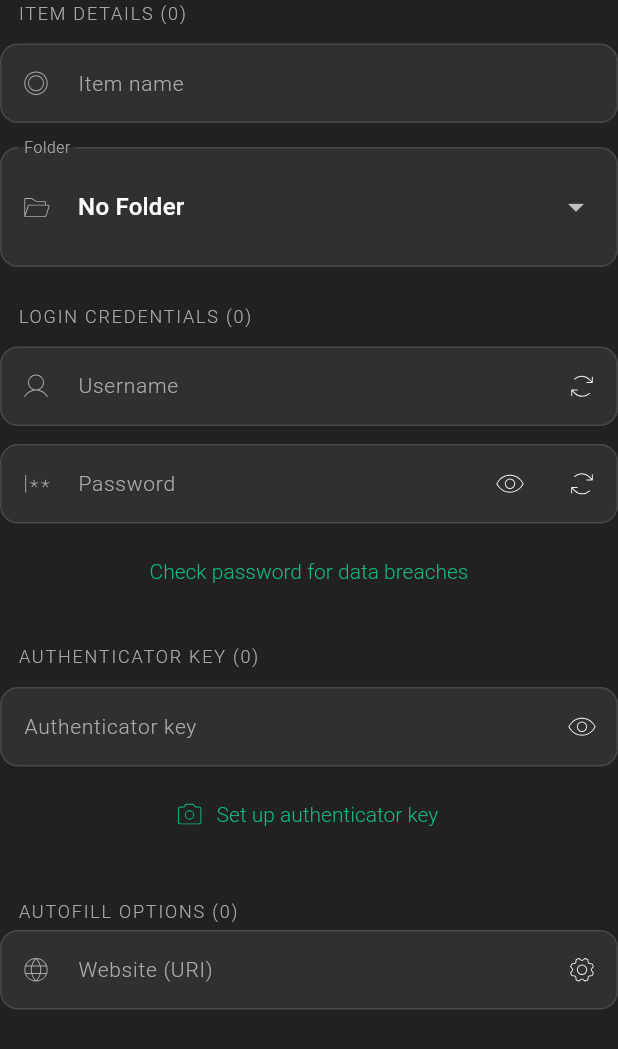
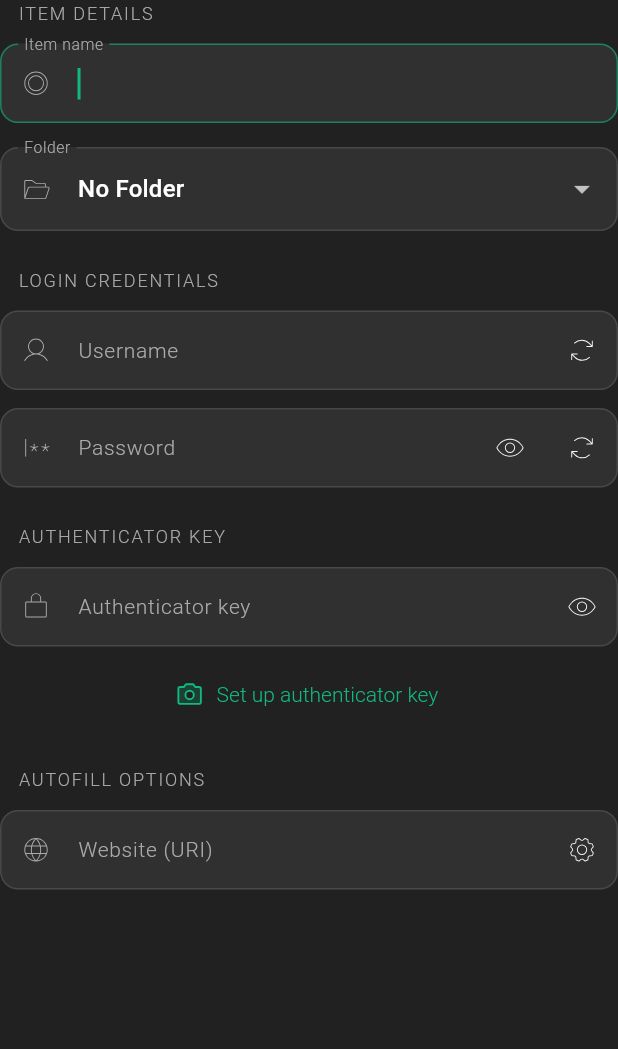
Before and after one commit to cyberfish-dev/pass-tool, a Flutter app: the AddLoginForm widget shown alone on an empty page, opened directly, on a phone screen of 412 x 824 dp. Shown: the top 1049 px of the screen. Run offline on Flutter 3.47's test engine with Material 3 defaults, Android fonts, the phone set to English and light mode, and no system bars; our stand-ins replace phosphor_flutter; Roboto replaces fonts that are missing (SFProText).

Commit message:
bit form enhancements add login

```diff
--- a/flutter_app/lib/components/section_header.dart
+++ b/flutter_app/lib/components/section_header.dart
@@ -2,9 +2,9 @@ import 'package:flutter/material.dart';
 
 class SectionHeader extends StatelessWidget {
   final String title;
-  final int count;
+  final int? count;
 
-  const SectionHeader({super.key, required this.title, required this.count});
+  const SectionHeader({super.key, required this.title, this.count});
 
   @override
   Widget build(BuildContext context) {
@@ -13,7 +13,7 @@ class SectionHeader extends StatelessWidget {
     ).textTheme.labelSmall?.copyWith(letterSpacing: 1.2);
     return Padding(
       padding: const EdgeInsets.only(bottom: 4, left: 12),
-      child: Text('$title (${count.toString()})', style: style),
+      child: Text('$title ${count != null ? '(${count.toString()})' : ''}', style: style),
     );
   }
 }
--- a/flutter_app/lib/forms/folder_add.dart
+++ b/flutter_app/lib/forms/folder_add.dart
@@ -56,6 +56,7 @@ class AddFolderFormState extends FormBaseState<AddFolderForm, String> {
         children: [
           TextFormField(
             controller: _controller,
+            autofocus: true,
             decoration: InputDecoration(
               labelText: 'Folder Name',
               prefixIcon: Icon(
--- a/flutter_app/lib/forms/login_add.dart
+++ b/flutter_app/lib/forms/login_add.dart
@@ -64,60 +64,67 @@ class AddLoginFormState extends FormBaseState<AddLoginForm, String> {
         crossAxisAlignment: CrossAxisAlignment.stretch,
         children: [
           // ITEM DETAILS
-          SectionHeader(title: 'ITEM DETAILS', count: 0),
+          SectionHeader(title: 'ITEM DETAILS'),
           SizedBox(height: 8),
 
           // Item Name
           TextFormField(
             controller: _itemNameCtrl,
+            autofocus: true,
             decoration: InputDecoration(
               labelText: 'Item name',
-              prefixIcon: Icon(PhosphorIcons.record(PhosphorIconsStyle.thin), size: 20),
+              prefixIcon: Icon(
+                PhosphorIcons.record(PhosphorIconsStyle.thin),
+                size: 20,
+              ),
             ),
             validator: _requiredValidator,
             onChanged: (_) {
               if (_submitCalled) _formKey.currentState!.validate();
             },
           ),
+
           SizedBox(height: 16),
 
           // Folder dropdown
-          InputDecorator(
+          DropdownButtonFormField<String>(
+            value: _selectedFolder,
             decoration: InputDecoration(
               labelText: 'Folder',
-              prefixIcon: Icon(PhosphorIcons.folderOpen(PhosphorIconsStyle.thin), size: 20),
-            ),
-            child: DropdownButtonHideUnderline(
-              child: DropdownButton<String>(
-                value: _selectedFolder,
-                isExpanded: true,
-                items: _folders
-                    .map((f) => DropdownMenuItem(value: f, child: Text(f)))
-                    .toList(),
-                onChanged: (v) {
-                  setState(() {
-                    _selectedFolder = v!;
-                    if (_submitCalled) _formKey.currentState!.validate();
-                  });
-                },
+              prefixIcon: Icon(
+                PhosphorIcons.folderOpen(PhosphorIconsStyle.thin),
+                size: 20,
               ),
             ),
+            onChanged: (v) {
+              setState(() => _selectedFolder = v!);
+              if (_submitCalled) _formKey.currentState!.validate();
+            },
+            items: _folders.map((f) {
+              return DropdownMenuItem(value: f, child: Text(f));
+            }).toList(),
           ),
 
           SizedBox(height: 24),
 
           // LOGIN CREDENTIALS
-          SectionHeader(title: 'LOGIN CREDENTIALS', count: 0),
+          SectionHeader(title: 'LOGIN CREDENTIALS'),
           SizedBox(height: 8),
 
           // Username
           TextFormField(
             controller: _usernameCtrl,
             decoration: InputDecoration(
-              hintText: 'Username',
-              prefixIcon: Icon(PhosphorIcons.user(PhosphorIconsStyle.thin), size: 20),
+              labelText: 'Username',
+              prefixIcon: Icon(
+                PhosphorIcons.user(PhosphorIconsStyle.thin),
+                size: 20,
+              ),
               suffixIcon: IconButton(
-                icon: Icon(PhosphorIcons.arrowsClockwise(PhosphorIconsStyle.thin), size: 20),
+                icon: Icon(
+                  PhosphorIcons.arrowsClockwise(PhosphorIconsStyle.thin),
+                  size: 20,
+                ),
                 onPressed: () {
                   // generate or suggest username
                 },
@@ -135,8 +142,11 @@ class AddLoginFormState extends FormBaseState<AddLoginForm, String> {
             controller: _passwordCtrl,
             obscureText: _obscurePassword,
             decoration: InputDecoration(
-              hintText: 'Password',
-              prefixIcon: Icon(PhosphorIcons.password(PhosphorIconsStyle.thin), size: 20),
+              labelText: 'Password',
+              prefixIcon: Icon(
+                PhosphorIcons.password(PhosphorIconsStyle.thin),
+                size: 20,
+              ),
               suffixIcon: Row(
                 mainAxisSize: MainAxisSize.min,
                 children: [
@@ -152,7 +162,10 @@ class AddLoginFormState extends FormBaseState<AddLoginForm, String> {
                     },
                   ),
                   IconButton(
-                    icon: Icon(PhosphorIcons.arrowsClockwise(PhosphorIconsStyle.thin), size: 20),
+                    icon: Icon(
+                      PhosphorIcons.arrowsClockwise(PhosphorIconsStyle.thin),
+                      size: 20,
+                    ),
                     onPressed: () {
                       // generate password
                     },
@@ -165,27 +178,22 @@ class AddLoginFormState extends FormBaseState<AddLoginForm, String> {
               if (_submitCalled) _formKey.currentState!.validate();
             },
           ),
-          SizedBox(height: 8),
-
-          // Breach check link
-          TextButton(
-            onPressed: () {
-              // check for breaches
-            },
-            child: Text('Check password for data breaches'),
-          ),
 
           SizedBox(height: 24),
 
           // AUTHENTICATOR KEY
-          SectionHeader(title: 'AUTHENTICATOR KEY', count: 0),
+          SectionHeader(title: 'AUTHENTICATOR KEY'),
           SizedBox(height: 8),
 
           TextFormField(
             controller: _authKeyCtrl,
             obscureText: _obscureAuthKey,
             decoration: InputDecoration(
-              hintText: 'Authenticator key',
+              labelText: 'Authenticator key',
+              prefixIcon: Icon(
+                PhosphorIcons.lockSimple(PhosphorIconsStyle.thin),
+                size: 20,
+              ),
               suffixIcon: IconButton(
                 icon: Icon(
                   _obscureAuthKey
@@ -205,22 +213,32 @@ class AddLoginFormState extends FormBaseState<AddLoginForm, String> {
             onPressed: () {
               // launch setup flow
             },
-            icon: Icon(PhosphorIcons.camera(PhosphorIconsStyle.thin), size: 20),
+            icon: Icon(
+              PhosphorIcons.camera(PhosphorIconsStyle.duotone),
+              size: 20,
+            ),
             label: Text('Set up authenticator key'),
           ),
 
           SizedBox(height: 24),
 
+
+          SectionHeader(title: 'AUTOFILL OPTIONS'),
           SizedBox(height: 8),
-          SectionHeader(title: 'AUTOFILL OPTIONS', count: 0),
 
           TextFormField(
             controller: _websiteCtrl,
             decoration: InputDecoration(
-              hintText: 'Website (URI)',
-              prefixIcon: Icon(PhosphorIcons.globe(PhosphorIconsStyle.thin), size: 20),
+              labelText: 'Website (URI)',
+              prefixIcon: Icon(
+                PhosphorIcons.globe(PhosphorIconsStyle.thin),
+                size: 20,
+              ),
               suffixIcon: IconButton(
-                icon: Icon(PhosphorIcons.gear(PhosphorIconsStyle.thin), size: 20),
+                icon: Icon(
+                  PhosphorIcons.gear(PhosphorIconsStyle.thin),
+                  size: 20,
+                ),
                 onPressed: () {
                   // open domain settings
                 },
@@ -240,13 +258,12 @@ class AddLoginFormState extends FormBaseState<AddLoginForm, String> {
 
   @override
   String getFormData() {
-    // TODO: implement getFormData
-    throw UnimplementedError();
+    return '';
   }
 
   @override
   bool validate() {
-    // TODO: implement validate
-    throw UnimplementedError();
+    _submitCalled = true;
+    return _formKey.currentState?.validate() ?? false;
   }
 }
```
Also changed, not shown: 2 other files.
